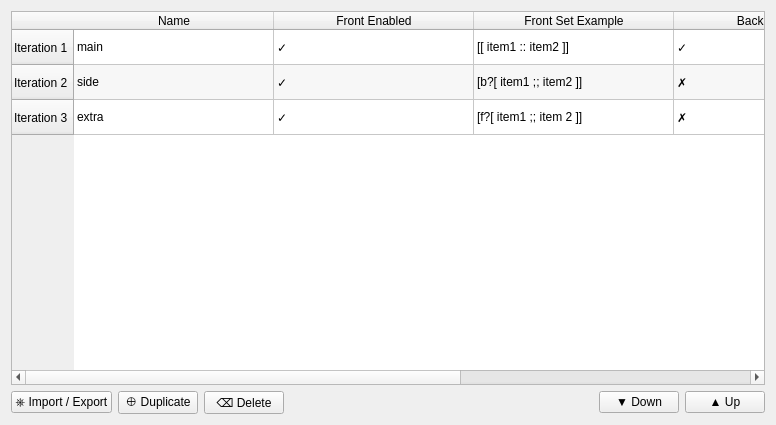
Old version of the form src/gui_config/sr_iteration_tab.ui in the repository hgiesel/anki_set_randomizer.
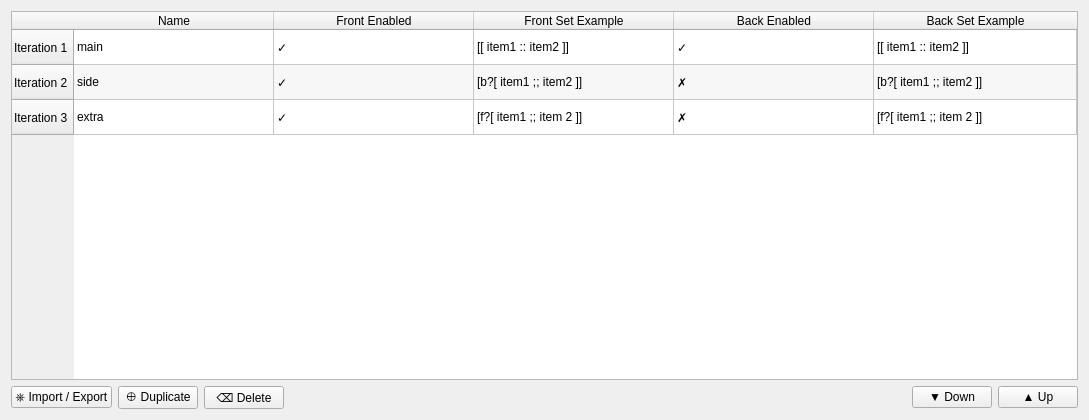
New version of the form.

Diff of the .ui file:
```diff
--- a/src/gui_config/sr_iteration_tab.ui
+++ b/src/gui_config/sr_iteration_tab.ui
@@ -6,8 +6,8 @@
    <rect>
     <x>0</x>
     <y>0</y>
-    <width>776</width>
-    <height>425</height>
+    <width>1089</width>
+    <height>420</height>
    </rect>
   </property>
   <property name="windowTitle">
```
